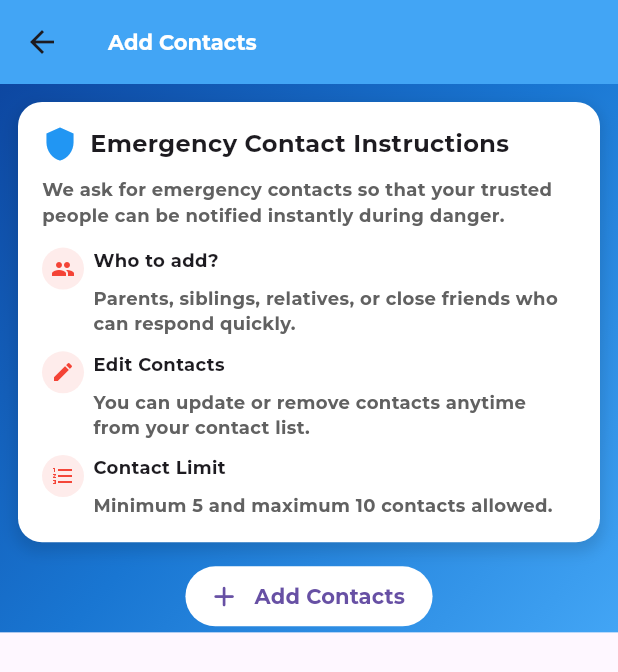
After one commit to anushka-tech2002/kavach, a Flutter app: the AddContacts screen opened directly, on a phone screen of 412 x 824 dp. The commit adds this screen. Shown: the top 672 px of the screen. Run offline on Flutter 3.47's test engine with Material 3 defaults, Android fonts, the phone set to English and light mode, and no system bars; our stand-ins replace font_awesome_flutter, get, local_auth, shared_preferences; accounts and stored records are empty.

Commit message:
13 april

```diff
--- /dev/null
+++ b/lib/auth/view/add_contacts.dart
@@ -0,0 +1,184 @@
+import 'package:flutter/material.dart';
+import 'package:font_awesome_flutter/font_awesome_flutter.dart';
+
+import '../../utils/global.dart';
+
+class AddContacts extends StatefulWidget {
+  @override
+  State<AddContacts> createState() => _ForgetPassScreen();
+}
+
+class _ForgetPassScreen extends State<AddContacts> {
+  double w = 0.0;
+  double h = 0.0;
+  @override
+  Widget build(BuildContext context) {
+    w = ScreenSize.width(context);
+    h = ScreenSize.height(context);
+    return Scaffold(
+      appBar: AppBar(
+        backgroundColor: Color(0xFF42A5F5),
+        titleTextStyle: TextStyle(color: Colors.white, fontFamily: "Mont"),
+        title: Text("Add Contacts"),
+      ),
+      body: Column(
+        children: [
+          Container(
+              decoration: BoxDecoration(
+                gradient: LinearGradient(
+                  colors: [
+                    Color(0xFF0D47A1),
+                    Color(0xFF1976D2),
+                    Color(0xFF42A5F5),
+                  ],
+                  begin: Alignment.topLeft,
+                  end: Alignment.bottomRight,
+                ),
+              ),
+              child: Column(
+                children: [
+                  InstructionCard(),
+                  SizedBox(
+                    width: w * 0.4,
+                    child: TextButton(
+                      onPressed: () {},
+                      style: TextButton.styleFrom(
+                        shadowColor: Colors.white,
+                        backgroundColor: Colors.white,
+                      ),
+                      child: Row(
+                        mainAxisAlignment: MainAxisAlignment.spaceAround,
+                        children: [
+                          Icon(
+                            FontAwesomeIcons.add,
+                            size: 15,
+                          ),
+                          Text("Add Contacts")
+                        ],
+                      ),
+                    ),
+                  )
+                ],
+              ))
+        ],
+      ),
+    );
+    // TODO: implement build
+    //throw UnimplementedError();
+  }
+}
+
+class InstructionCard extends StatelessWidget {
+  const InstructionCard({super.key});
+
+  @override
+  Widget build(BuildContext context) {
+    var w = ScreenSize.width(context);
+    var h = ScreenSize.height(context);
+    return Container(
+      margin: const EdgeInsets.all(12),
+      padding: const EdgeInsets.all(16),
+      decoration: BoxDecoration(
+        color: Colors.white,
+        borderRadius: BorderRadius.circular(16),
+        boxShadow: [
+          BoxShadow(
+            blurRadius: 8,
+            spreadRadius: 2,
+            offset: Offset(0, 4),
+            color: Colors.black12,
+          )
+        ],
+      ),
+      child: Column(
+        crossAxisAlignment: CrossAxisAlignment.start,
+        children: [
+          /// TITLE
+          Row(
+            children: [
+              Icon(Icons.shield, color: Colors.blue),
+              SizedBox(width: 8),
+              Expanded(
+                child: Text(
+                  "Emergency Contact Instructions",
+                  style: TextStyle(
+                    fontSize: 16,
+                    fontWeight: FontWeight.bold,
+                  ),
+                ),
+              ),
+            ],
+          ),
+
+          SizedBox(height: h * 0.012),
+
+          /// DESCRIPTION
+          Text(
+            "We ask for emergency contacts so that your trusted people can be notified instantly during danger.",
+            style: TextStyle(color: Colors.grey[700], fontSize: 12),
+          ),
+
+          SizedBox(height: h * 0.016),
+
+          /// SECTION: WHO TO ADD
+          _buildItem(
+            icon: Icons.people,
+            title: "Who to add?",
+            content: "Parents, siblings, relatives, or close friends who can respond quickly.",
+            width: w,
+            height: h,
+          ),
+
+          SizedBox(height: h * 0.012),
+
+          /// SECTION: EDIT
+          _buildItem(
+            icon: Icons.edit,
+            title: "Edit Contacts",
+            content: "You can update or remove contacts anytime from your contact list.",
+            width: w,
+            height: h,
+          ),
+
+          SizedBox(height: h * 0.012),
+
+          /// SECTION: LIMIT
+          _buildItem(
+            icon: Icons.format_list_numbered,
+            title: "Contact Limit",
+            content: "Minimum 5 and maximum 10 contacts allowed.",
+            width: w,
+            height: h,
+          ),
+        ],
+      ),
+    );
+  }
+
+  Widget _buildItem({required IconData icon, required String title, required String content, required double width, required double height}) {
+    return Row(
+      crossAxisAlignment: CrossAxisAlignment.start,
+      children: [
+        CircleAvatar(
+          radius: 14,
+          backgroundColor: Colors.red.withOpacity(0.1),
+          child: Icon(icon, size: 16, color: Colors.red),
+        ),
+        SizedBox(width: width * 0.015),
+        Expanded(
+          child: Column(
+            crossAxisAlignment: CrossAxisAlignment.start,
+            children: [
+              Text(title, style: TextStyle(fontWeight: FontWeight.bold, fontSize: 12)),
+              SizedBox(height: height * 0.010),
+              Text(
+                content,
+                style: TextStyle(color: Colors.grey[700], fontSize: 12),
+              ),
+            ],
+          ),
+        )
+      ],
+    );
+  }
+}
--- a/lib/main.dart
+++ b/lib/main.dart
@@ -1,6 +1,6 @@
 import 'package:flutter/material.dart';
 import 'package:get/get.dart';
-import 'package:kawach/onboarding_screens/splash_screen.dart';
+import 'package:kawach/auth/view/login.dart';
 
 void main() {
   runApp(const MyApp());
@@ -24,7 +24,7 @@ class MyApp extends StatelessWidget {
           child: child!,
         ));
       },
-      home: SplashScreen(),
+      home: LoginScreen(),
     );
   }
 }
--- a/pubspec.yaml
+++ b/pubspec.yaml
@@ -14,6 +14,9 @@ dependencies:
     sdk: flutter
   get: ^4.6.6
   font_awesome_flutter: ^10.9.1
+  local_auth: ^2.3.0
+  shared_preferences: ^2.2.2
+  #flutter_contacts: ^2.0.0
   # The following adds the Cupertino Icons font to your application.
   # Use with the CupertinoIcons class for iOS style icons.
   cupertino_icons: ^1.0.8
```
Also changed, not shown: lib/auth/view/login.dart (+29 -0 lines), lib/auth/view/register.dart (+93 -7 lines), lib/service/auth_service.dart (added, +56 -0 lines), lib/utils/shared_pref.dart (added, +94 -0 lines), pubspec.lock, 8 other files.
